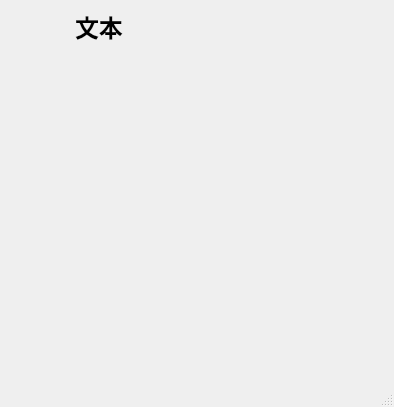
Qt form mainwindow.ui (shen-25/qt-calculator) before a commit.
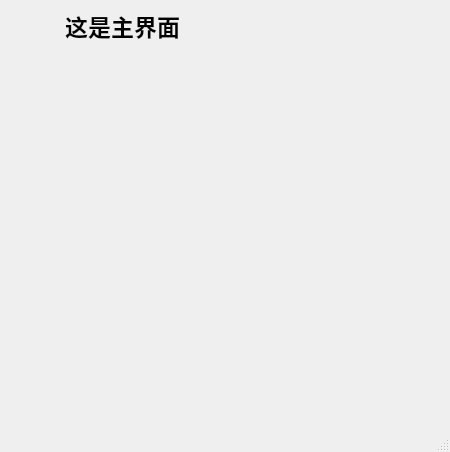
The same form after that commit. Icons and pictures are not drawn.

```diff
--- a/mainwindow.ui
+++ b/mainwindow.ui
@@ -6,8 +6,8 @@
    <rect>
     <x>0</x>
     <y>0</y>
-    <width>394</width>
-    <height>407</height>
+    <width>450</width>
+    <height>452</height>
    </rect>
   </property>
   <property name="windowTitle">
@@ -29,6 +29,7 @@
 QMenu::item:selected {
     background-color : rgb(236,236,237);
 }
+
 QMenu::icon:checked {
     background: rgb(253,253,254);
     position: absolute;
@@ -56,7 +57,7 @@
        <widget class="QPushButton" name="pushButtonMenu">
         <property name="maximumSize">
          <size>
-          <width>60</width>
+          <width>50</width>
           <height>16777215</height>
          </size>
         </property>
@@ -83,13 +84,13 @@
         <property name="font">
          <font>
           <family>微软雅黑</family>
-          <pointsize>18</pointsize>
+          <pointsize>17</pointsize>
           <weight>75</weight>
           <bold>true</bold>
          </font>
         </property>
         <property name="text">
-         <string>文本</string>
+         <string>这是主界面</string>
         </property>
        </widget>
       </item>
```
Left out of the diff: 18 changed lines with no effect on the pictures.
